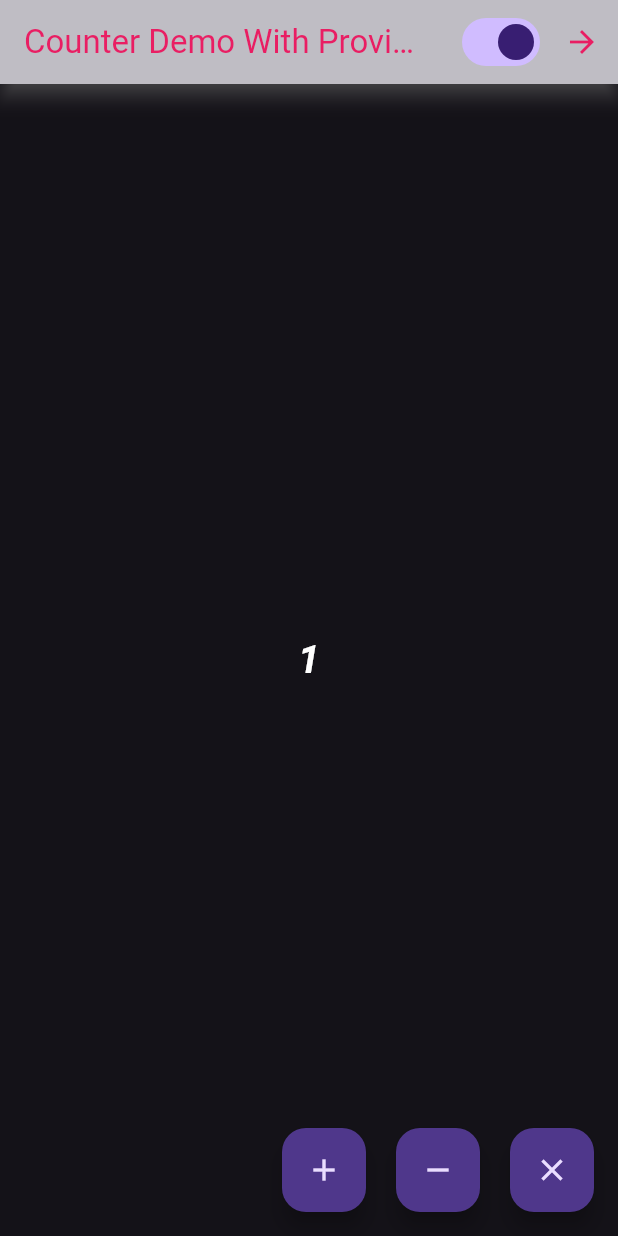
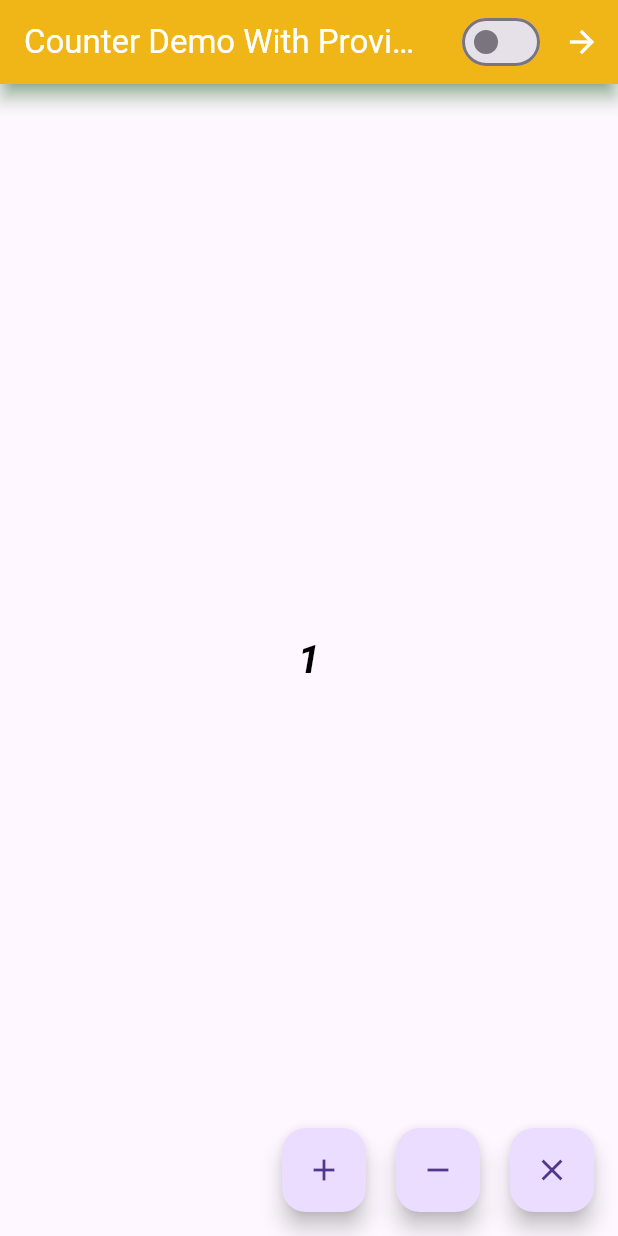
Before and after one commit to The-Closure/flutter_course_winter_2024, a Flutter app: the screen it shows after launch, after a tap on the "add" icon, on a phone screen of 412 x 824 dp. Run offline on Flutter 3.47's test engine with Material 3 defaults, Android fonts, the phone set to English and light mode, and no system bars; our stand-ins replace get_it, shared_preferences.

Commit message:
theme_provider_problem_sloved

```diff
--- a/lib/providers/theme_provider.dart
+++ b/lib/providers/theme_provider.dart
@@ -4,23 +4,27 @@ import 'package:shared_provider_theme/config/di.dart';
 import 'package:shared_provider_theme/utils/theme_manager.dart';
 
 class ThemeProvider extends ChangeNotifier {
-  ThemeData themeData = ThemeMangaer.lightMode;
-  late bool isDarkMode;
+  late ThemeData themeData;
+  late bool? isDarkMode;
 
   void changeTheme() {
-    if (isDarkMode == true) {
+    if (isDarkMode!) {
       themeData = ThemeMangaer.lightMode;
     } else {
       themeData = ThemeMangaer.darkMode;
     }
-    isDarkMode = !isDarkMode;
-    getIt.get<SharedPreferences>().setBool('theme', isDarkMode);
+    isDarkMode = !isDarkMode!;
+    getIt.get<SharedPreferences>().setBool('theme', isDarkMode!);
     notifyListeners();
   }
 
   void initTheme() {
     print('InitState');
     isDarkMode = getIt.get<SharedPreferences>().getBool('theme') ?? false;
-    changeTheme();
+    if (isDarkMode!) {
+      themeData = ThemeMangaer.darkMode;
+    } else {
+      themeData = ThemeMangaer.lightMode;
+    }
   }
 }
--- a/lib/view/counter_page.dart
+++ b/lib/view/counter_page.dart
@@ -15,7 +15,7 @@ class CounterPage extends StatelessWidget {
         title: const Text("Counter Demo With Provider"),
         actions: [
           Switch(
-            value: context.watch<ThemeProvider>().isDarkMode,
+            value: context.watch<ThemeProvider>().isDarkMode!,
             onChanged: (value) {
               context.read<ThemeProvider>().changeTheme();
             },
```
